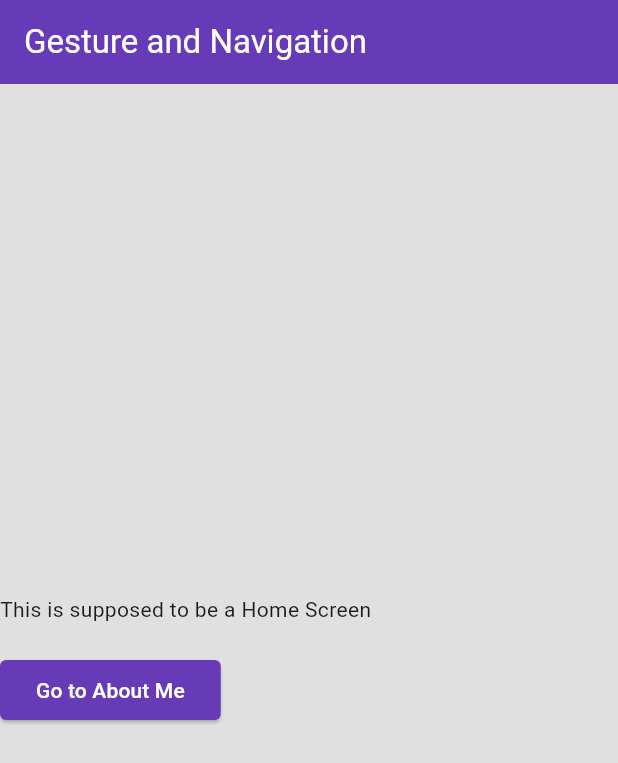
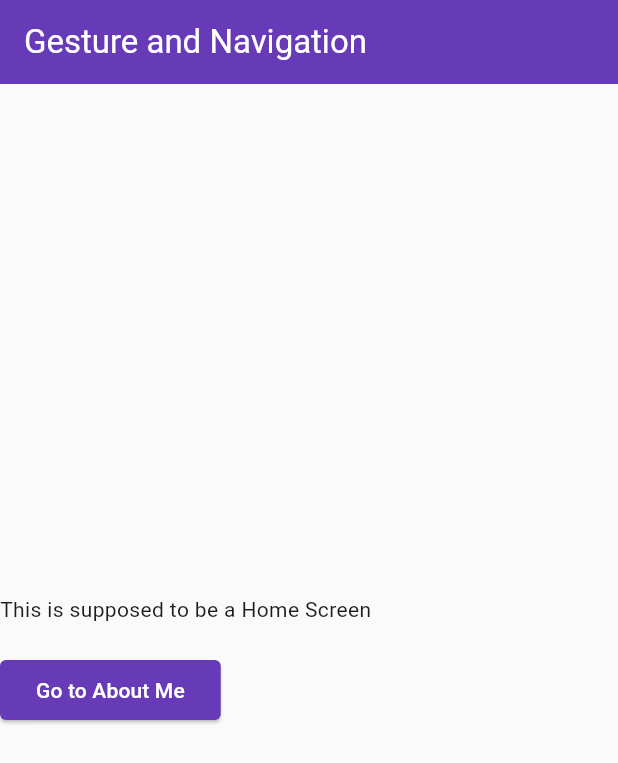
Before and after one commit to plnjbautista/unit_7_assignment_bautista, a Flutter app: the screen it shows after launch, on a phone screen of 412 x 824 dp. Shown: the top 763 px of the screen. Run offline on Flutter 3.47's test engine with Material 3 defaults, Android fonts, the phone set to English and light mode, and no system bars.

Commit message:
adjusting background color

```diff
--- a/lib/main.dart
+++ b/lib/main.dart
@@ -21,7 +21,7 @@ class MyApp extends StatelessWidget {
       theme: ThemeData(
           colorScheme: ColorScheme.fromSeed(seedColor: Colors.deepPurple),
           scaffoldBackgroundColor:
-              Colors.grey[300]), // I added background color to match the sample
+              Colors.grey[50]), // I added background color to match the sample
       // Create the routes here
       // 2. Setting the initial route to load the home screen
       initialRoute: '/',
```
